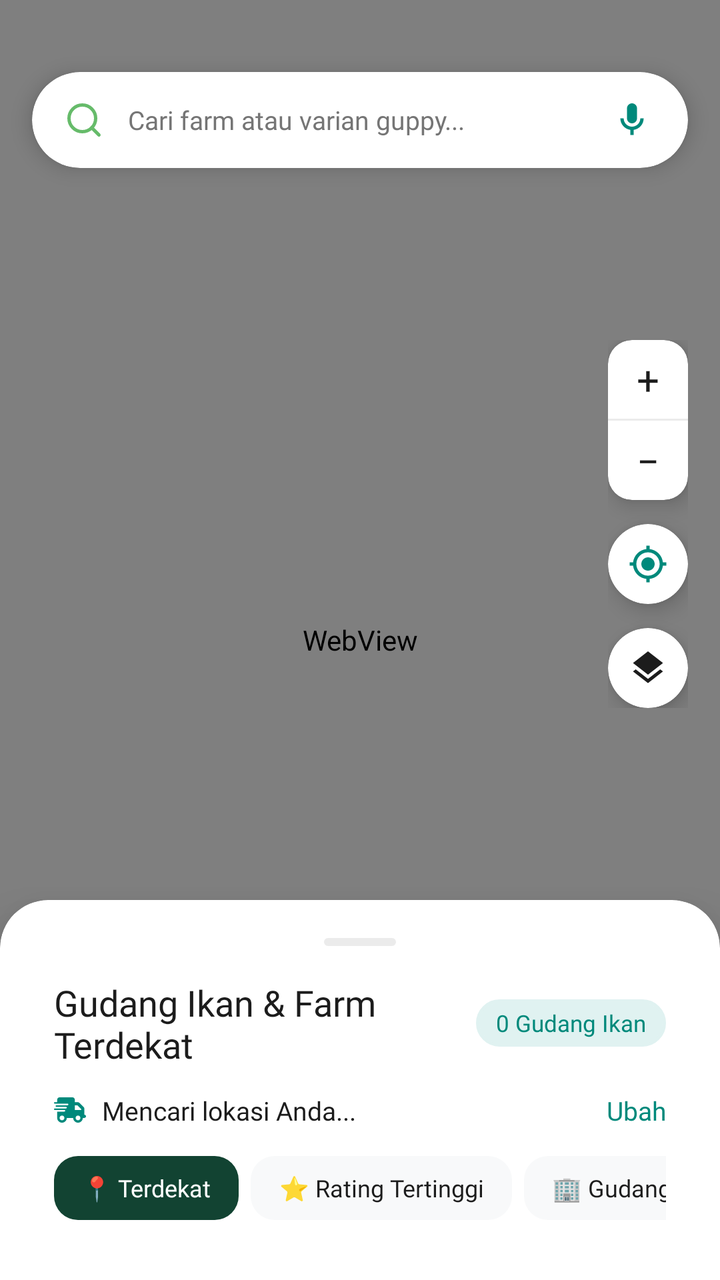
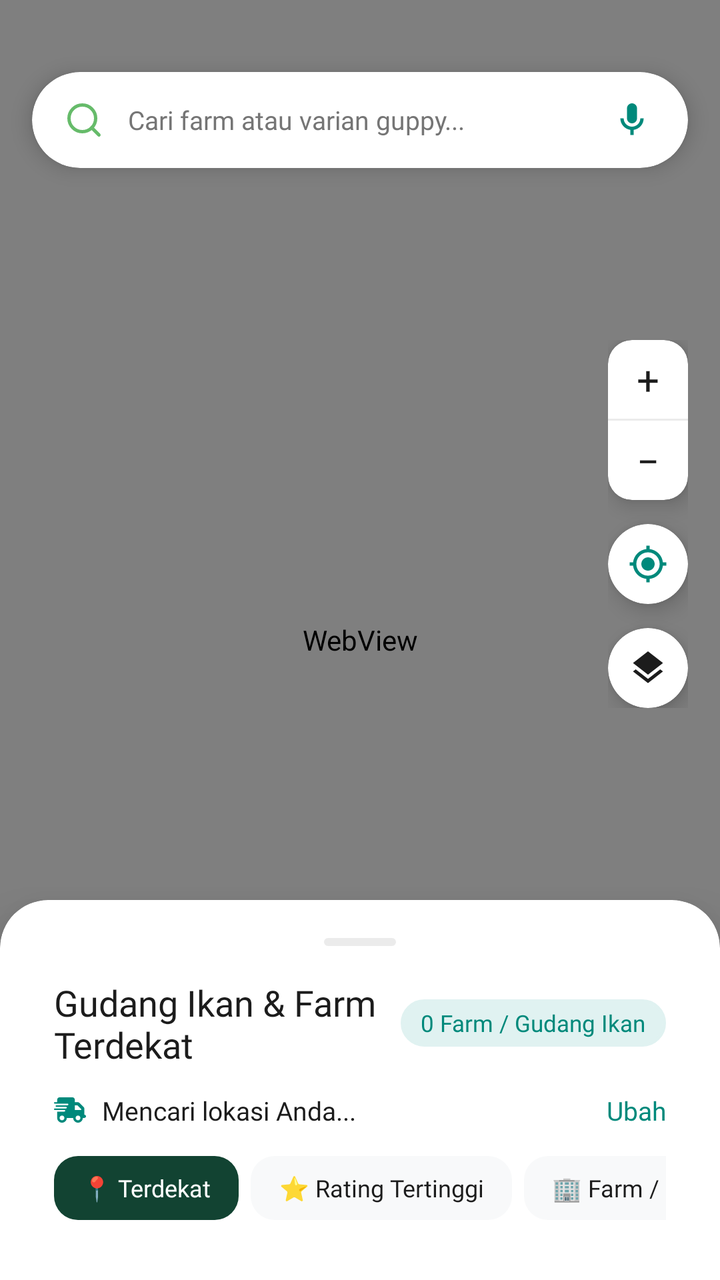

An Android layout rendered at two revisions. The XML below is the earlier revision; the diff shows what the commit changed to produce the second picture.
<!-- AndroidManifest.xml: application theme Theme.GuppyMarketIDN -->
<!-- res/layout/fragment_maps.xml -->
<?xml version="1.0" encoding="utf-8"?>
<androidx.coordinatorlayout.widget.CoordinatorLayout
    xmlns:android="http://schemas.android.com/apk/res/android"
    xmlns:app="http://schemas.android.com/apk/res-auto"
    xmlns:tools="http://schemas.android.com/tools"
    android:id="@+id/main"
    android:layout_width="match_parent"
    android:layout_height="match_parent"
    android:background="#F5F5F5"
    tools:context=".ui.Maps">

    
    <FrameLayout
        android:id="@+id/mapContainer"
        android:layout_width="match_parent"
        android:layout_height="match_parent">

        
        <WebView
            android:id="@+id/webViewMaps"
            android:layout_width="match_parent"
            android:layout_height="match_parent" />

        
        <FrameLayout
            android:layout_width="match_parent"
            android:layout_height="match_parent">

            
            <androidx.cardview.widget.CardView
                android:id="@+id/cardSearchContainer"
                android:layout_width="match_parent"
                android:layout_height="48dp"
                android:layout_marginHorizontal="16dp"
                android:layout_marginTop="36dp"
                app:cardCornerRadius="24dp"
                app:cardElevation="6dp"
                app:cardBackgroundColor="@color/white">

                <LinearLayout
                    android:layout_width="match_parent"
                    android:layout_height="match_parent"
                    android:gravity="center_vertical"
                    android:orientation="horizontal"
                    android:paddingHorizontal="16dp">

                    <ImageView
                        android:id="@+id/iconSearch"
                        android:layout_width="20dp"
                        android:layout_height="20dp"
                        android:src="@drawable/search"
                        app:tint="#66BB6A"/>

                    <EditText
                        android:id="@+id/etSearchHome"
                        android:layout_width="0dp"
                        android:layout_height="match_parent"
                        android:layout_weight="1"
                        android:background="@android:color/transparent"
                        android:fontFamily="@font/inter_regular"
                        android:hint="Cari farm atau varian guppy..."
                        android:textColor="@color/guppy_text_black"
                        android:textColorHint="@color/guppy_text_gray"
                        android:paddingStart="12dp"
                        android:singleLine="true"
                        android:textSize="13sp"/>

                    <ImageView
                        android:id="@+id/btnMicSearch"
                        android:layout_width="24dp"
                        android:layout_height="24dp"
                        android:src="@drawable/ic_mic"
                        app:tint="@color/guppy_primary"
                        android:padding="2dp"
                        android:clickable="true"
                        android:focusable="true"/>
                </LinearLayout>
            </androidx.cardview.widget.CardView>

            
            <androidx.cardview.widget.CardView
                android:id="@+id/cardNavBanner"
                android:layout_width="match_parent"
                android:layout_height="wrap_content"
                android:layout_marginHorizontal="16dp"
                android:layout_marginTop="36dp"
                app:cardCornerRadius="20dp"
                app:cardElevation="10dp"
                app:cardBackgroundColor="@color/guppy_primary"
                android:visibility="gone">

                <LinearLayout
                    android:layout_width="match_parent"
                    android:layout_height="wrap_content"
                    android:orientation="vertical"
                    android:padding="12dp">

                    <LinearLayout
                        android:layout_width="match_parent"
                        android:layout_height="wrap_content"
                        android:orientation="horizontal"
                        android:gravity="center_vertical">

                        
                        <ImageView
                            android:id="@+id/btnEndNav"
                            android:layout_width="36dp"
                            android:layout_height="36dp"
                            android:background="@drawable/bg_circle_icon_action"
                            android:src="@drawable/ic_chevron_left"
                            android:padding="8dp"
                            app:tint="@color/guppy_text_black"
                            android:clickable="true"
                            android:focusable="true"/>

                        <LinearLayout
                            android:layout_width="0dp"
                            android:layout_height="wrap_content"
                            android:layout_weight="1"
                            android:layout_marginStart="12dp"
                            android:orientation="vertical">

                            <TextView
                                android:id="@+id/tvNavInfoTitle"
                                android:layout_width="wrap_content"
                                android:layout_height="wrap_content"
                                android:text="Menuju Guppy King Farm"
                                android:textColor="@color/white"
                                android:fontFamily="@font/inter_bold"
                                android:textSize="14sp"/>

                            <TextView
                                android:id="@+id/tvNavInfoSubtitle"
                                android:layout_width="wrap_content"
                                android:layout_height="wrap_content"
                                android:layout_marginTop="2dp"
                                android:text="Mengkalkulasi rute..."
                                android:textColor="#E0F2F1"
                                android:fontFamily="@font/inter_medium"
                                android:textSize="11sp"/>
                        </LinearLayout>

                        <TextView
                            android:id="@+id/btnStopNavText"
                            android:layout_width="wrap_content"
                            android:layout_height="wrap_content"
                            android:background="@drawable/bg_tag_photo_count"
                            android:backgroundTint="@color/guppy_red"
                            android:text="Akhiri"
                            android:textColor="@color/white"
                            android:fontFamily="@font/inter_bold"
                            android:textSize="12sp"
                            android:paddingHorizontal="12dp"
                            android:paddingVertical="6dp"
                            android:clickable="true"
                            android:focusable="true"/>
                    </LinearLayout>

                    
                    <LinearLayout
                        android:layout_width="match_parent"
                        android:layout_height="36dp"
                        android:layout_marginTop="12dp"
                        android:background="@drawable/bg_vehicle_segment_container"
                        android:padding="3dp"
                        android:orientation="horizontal">

                        
                        <LinearLayout
                            android:id="@+id/chipModeCar"
                            android:layout_width="0dp"
                            android:layout_height="match_parent"
                            android:layout_weight="1"
                            android:background="@drawable/bg_vehicle_active_pill"
                            android:gravity="center"
                            android:orientation="horizontal"
                            android:clickable="true"
                            android:focusable="true">

                            <ImageView
                                android:id="@+id/icModeCar"
                                android:layout_width="16dp"
                                android:layout_height="16dp"
                                android:src="@drawable/ic_mode_car"
                                app:tint="@color/guppy_primary"/>

                            <TextView
                                android:id="@+id/tvModeCar"
                                android:layout_width="wrap_content"
                                android:layout_height="wrap_content"
                                android:layout_marginStart="6dp"
                                android:text="Mobil"
                                android:textColor="@color/guppy_primary"
                                android:fontFamily="@font/inter_bold"
                                android:textSize="12sp"/>
                        </LinearLayout>

                        
                        <LinearLayout
                            android:id="@+id/chipModeMotor"
                            android:layout_width="0dp"
                            android:layout_height="match_parent"
                            android:layout_weight="1"
                            android:background="@android:color/transparent"
                            android:gravity="center"
                            android:orientation="horizontal"
                            android:clickable="true"
                            android:focusable="true">

                            <ImageView
                                android:id="@+id/icModeMotor"
                                android:layout_width="16dp"
                                android:layout_height="16dp"
                                android:src="@drawable/ic_mode_motor"
                                app:tint="#D0E8DD"/>

                            <TextView
                                android:id="@+id/tvModeMotor"
                                android:layout_width="wrap_content"
                                android:layout_height="wrap_content"
                                android:layout_marginStart="6dp"
                                android:text="Motor"
                                android:textColor="#D0E8DD"
                                android:fontFamily="@font/inter_medium"
                                android:textSize="12sp"/>
                        </LinearLayout>

                        
                        <LinearLayout
                            android:id="@+id/chipModeWalk"
                            android:layout_width="0dp"
                            android:layout_height="match_parent"
                            android:layout_weight="1"
                            android:background="@android:color/transparent"
                            android:gravity="center"
                            android:orientation="horizontal"
                            android:clickable="true"
                            android:focusable="true">

                            <ImageView
                                android:id="@+id/icModeWalk"
                                android:layout_width="16dp"
                                android:layout_height="16dp"
                                android:src="@drawable/ic_mode_walk"
                                app:tint="#D0E8DD"/>

                            <TextView
                                android:id="@+id/tvModeWalk"
                                android:layout_width="wrap_content"
                                android:layout_height="wrap_content"
                                android:layout_marginStart="6dp"
                                android:text="Jalan Kaki"
                                android:textColor="#D0E8DD"
                                android:fontFamily="@font/inter_medium"
                                android:textSize="12sp"/>
                        </LinearLayout>

                    </LinearLayout>
                </LinearLayout>
            </androidx.cardview.widget.CardView>

            
            <LinearLayout
                android:layout_width="wrap_content"
                android:layout_height="wrap_content"
                android:layout_gravity="end|top"
                android:layout_marginTop="170dp"
                android:layout_marginEnd="16dp"
                android:orientation="vertical">

                
                <androidx.cardview.widget.CardView
                    android:layout_width="40dp"
                    android:layout_height="80dp"
                    app:cardCornerRadius="12dp"
                    app:cardElevation="6dp"
                    app:cardBackgroundColor="@color/white">

                    <LinearLayout
                        android:layout_width="match_parent"
                        android:layout_height="match_parent"
                        android:orientation="vertical"
                        android:gravity="center">

                        <TextView
                            android:id="@+id/btnZoomIn"
                            android:layout_width="match_parent"
                            android:layout_height="0dp"
                            android:layout_weight="1"
                            android:text="+"
                            android:textSize="20sp"
                            android:fontFamily="@font/inter_bold"
                            android:textColor="@color/guppy_text_black"
                            android:gravity="center"
                            android:clickable="true"
                            android:focusable="true"/>

                        <View
                            android:layout_width="match_parent"
                            android:layout_height="1dp"
                            android:background="@color/guppy_stroke"/>

                        <TextView
                            android:id="@+id/btnZoomOut"
                            android:layout_width="match_parent"
                            android:layout_height="0dp"
                            android:layout_weight="1"
                            android:text="−"
                            android:textSize="20sp"
                            android:fontFamily="@font/inter_bold"
                            android:textColor="@color/guppy_text_black"
                            android:gravity="center"
                            android:clickable="true"
                            android:focusable="true"/>
                    </LinearLayout>
                </androidx.cardview.widget.CardView>

                
                <androidx.cardview.widget.CardView
                    android:id="@+id/btnMyLocation"
                    android:layout_width="40dp"
                    android:layout_height="40dp"
                    android:layout_marginTop="12dp"
                    app:cardCornerRadius="20dp"
                    app:cardElevation="6dp"
                    app:cardBackgroundColor="@color/white"
                    android:clickable="true"
                    android:focusable="true">

                    <ImageView
                        android:layout_width="20dp"
                        android:layout_height="20dp"
                        android:layout_gravity="center"
                        android:src="@drawable/ic_my_location"
                        app:tint="@color/guppy_primary"/>
                </androidx.cardview.widget.CardView>

                
                <androidx.cardview.widget.CardView
                    android:layout_width="40dp"
                    android:layout_height="40dp"
                    android:layout_marginTop="12dp"
                    app:cardCornerRadius="20dp"
                    app:cardElevation="6dp"
                    app:cardBackgroundColor="@color/white">

                    <ImageView
                        android:layout_width="20dp"
                        android:layout_height="20dp"
                        android:layout_gravity="center"
                        android:src="@drawable/ic_map_layers"
                        app:tint="@color/guppy_text_black"/>
                </androidx.cardview.widget.CardView>
            </LinearLayout>

        </FrameLayout>
    </FrameLayout>

    
    <com.google.android.material.card.MaterialCardView
        android:id="@+id/bottomSheetFarm"
        android:layout_width="match_parent"
        android:layout_height="match_parent"
        app:shapeAppearanceOverlay="@style/TopRoundedCardStyle"
        app:cardElevation="16dp"
        app:cardBackgroundColor="@color/white"
        app:strokeWidth="0dp"
        app:behavior_peekHeight="190dp"
        app:behavior_hideable="false"
        app:behavior_fitToContents="false"
        app:behavior_expandedOffset="48dp"
        app:layout_behavior="com.google.android.material.bottomsheet.BottomSheetBehavior">

        <androidx.core.widget.NestedScrollView
            android:layout_width="match_parent"
            android:layout_height="match_parent"
            android:fillViewport="true">

            <LinearLayout
                android:layout_width="match_parent"
                android:layout_height="wrap_content"
                android:orientation="vertical"
                android:paddingHorizontal="20dp"
                android:paddingTop="12dp"
                android:paddingBottom="120dp"> 

            
            <View
                android:layout_width="36dp"
                android:layout_height="4dp"
                android:layout_gravity="center_horizontal"
                android:background="@drawable/bg_chip_outline"
                android:backgroundTint="@color/guppy_stroke"/>

            
            <LinearLayout
                android:layout_width="match_parent"
                android:layout_height="wrap_content"
                android:layout_marginTop="16dp"
                android:gravity="center_vertical"
                android:orientation="horizontal">

                <TextView
                    android:layout_width="0dp"
                    android:layout_height="wrap_content"
                    android:layout_weight="1"
                    android:fontFamily="@font/inter_bold"
                    android:text="Gudang Ikan &amp; Farm Terdekat"
                    android:textColor="@color/guppy_text_black"
                    android:textSize="18sp" />

                <TextView
                    android:id="@+id/tvFarmCountBadge"
                    android:layout_width="wrap_content"
                    android:layout_height="wrap_content"
                    android:background="@drawable/bg_chip_selected"
                    android:backgroundTint="#E0F2F1"
                    android:text="0 Gudang Ikan"
                    android:textColor="@color/guppy_primary"
                    android:fontFamily="@font/inter_bold"
                    android:textSize="11.5sp"
                    android:paddingHorizontal="10dp"
                    android:paddingVertical="4dp"/>
            </LinearLayout>

            
            <LinearLayout
                android:layout_width="match_parent"
                android:layout_height="wrap_content"
                android:layout_marginTop="12dp"
                android:gravity="center_vertical"
                android:orientation="horizontal">

                <ImageView
                    android:layout_width="16dp"
                    android:layout_height="16dp"
                    android:src="@drawable/ic_location_pin"
                    app:tint="@color/guppy_primary"/>

                <TextView
                    android:id="@+id/tvUserLocationAddress"
                    android:layout_width="0dp"
                    android:layout_height="wrap_content"
                    android:layout_weight="1"
                    android:layout_marginStart="8dp"
                    android:fontFamily="@font/inter_medium"
                    android:text="Mencari lokasi Anda..."
                    android:textColor="@color/guppy_text_black"
                    android:textSize="13sp" />

                <TextView
                    android:id="@+id/btnChangeMapAddress"
                    android:layout_width="wrap_content"
                    android:layout_height="wrap_content"
                    android:fontFamily="@font/inter_bold"
                    android:text="Ubah"
                    android:textColor="@color/guppy_primary"
                    android:textSize="13sp"
                    android:clickable="true"
                    android:focusable="true"/>
            </LinearLayout>

            
            <HorizontalScrollView
                android:layout_width="match_parent"
                android:layout_height="wrap_content"
                android:layout_marginTop="14dp"
                android:scrollbars="none">

                <LinearLayout
                    android:layout_width="wrap_content"
                    android:layout_height="wrap_content"
                    android:orientation="horizontal">

                    
                    <TextView
                        android:layout_width="wrap_content"
                        android:layout_height="32dp"
                        android:background="@drawable/bg_btn_primary"
                        android:backgroundTint="#124332"
                        android:text="📍 Terdekat"
                        android:textColor="@color/white"
                        android:fontFamily="@font/inter_bold"
                        android:textSize="12sp"
                        android:gravity="center"
                        android:paddingHorizontal="14dp"
                        android:layout_marginEnd="6dp"/>

                    
                    <TextView
                        android:layout_width="wrap_content"
                        android:layout_height="32dp"
                        android:background="@drawable/bg_btn_solid_gray"
                        android:text="⭐ Rating Tertinggi"
                        android:textColor="@color/guppy_text_black"
                        android:fontFamily="@font/inter_bold"
                        android:textSize="12sp"
                        android:gravity="center"
                        android:paddingHorizontal="14dp"
                        android:layout_marginEnd="6dp"/>

                    
                    <TextView
                        android:layout_width="wrap_content"
                        android:layout_height="32dp"
                        android:background="@drawable/bg_btn_solid_gray"
                        android:text="🏢 Gudang Ikan"
                        android:textColor="@color/guppy_text_black"
                        android:fontFamily="@font/inter_bold"
                        android:textSize="12sp"
                        android:gravity="center"
                        android:paddingHorizontal="14dp"/>
                </LinearLayout>
            </HorizontalScrollView>

            
            <androidx.recyclerview.widget.RecyclerView
                android:id="@+id/recyclerMapsFarms"
                android:layout_width="match_parent"
                android:layout_height="wrap_content"
                android:layout_marginTop="16dp"
                android:clipToPadding="false"/>

            
            <TextView
                android:id="@+id/tvNoFarmFound"
                android:layout_width="match_parent"
                android:layout_height="wrap_content"
                android:layout_marginTop="24dp"
                android:gravity="center"
                android:text="Farm tidak ditemukan.\nCoba cari kata kunci lain seperti 'Guppy King' atau 'Aquatic'."
                android:textColor="@color/guppy_text_gray"
                android:fontFamily="@font/inter_medium"
                android:textSize="13sp"
                android:lineSpacingExtra="4dp"
                android:visibility="gone"/>

        </LinearLayout>
        </androidx.core.widget.NestedScrollView>
    </com.google.android.material.card.MaterialCardView>

</androidx.coordinatorlayout.widget.CoordinatorLayout>
<!-- resources referenced by this layout -->
<resources>
  <color name="guppy_primary">#00897B</color>
  <color name="guppy_red">#E53935</color>
  <color name="guppy_stroke">#EBEBEB</color>
  <color name="guppy_text_black">#1C1C1C</color>
  <color name="guppy_text_gray">#757575</color>
  <color name="white">#FFFFFFFF</color>
  <!-- drawable bg_btn_primary (drawable) -->
  <?xml version="1.0" encoding="utf-8"?>
  <shape xmlns:android="http://schemas.android.com/apk/res/android">
      <solid android:color="@color/guppy_primary" />
      <corners android:radius="12dp" />
  </shape>
  <!-- drawable bg_btn_solid_gray (drawable) -->
  <?xml version="1.0" encoding="utf-8"?>
  <shape xmlns:android="http://schemas.android.com/apk/res/android">
      <solid android:color="#F8F9FA" />
      <corners android:radius="12dp" />
  </shape>
  <!-- drawable bg_chip_outline (drawable) -->
  <?xml version="1.0" encoding="utf-8"?>
  <shape xmlns:android="http://schemas.android.com/apk/res/android">
      <solid android:color="@color/white" />
      <stroke android:width="1dp" android:color="@color/guppy_stroke" />
      <corners android:radius="20dp" />
  </shape>
  <!-- drawable bg_chip_selected (drawable) -->
  <?xml version="1.0" encoding="utf-8"?>
  <shape xmlns:android="http://schemas.android.com/apk/res/android">
      <solid android:color="#E0F2F1" />
      <stroke
          android:width="1.5dp"
          android:color="@color/guppy_primary" />
      <corners android:radius="20dp" />
  </shape>
  <!-- drawable bg_circle_icon_action (drawable) -->
  <?xml version="1.0" encoding="utf-8"?>
  <shape xmlns:android="http://schemas.android.com/apk/res/android" android:shape="oval">
      <solid android:color="#E6FFFFFF" />
  </shape>
  <!-- drawable bg_tag_photo_count (drawable) -->
  <?xml version="1.0" encoding="utf-8"?>
  <shape xmlns:android="http://schemas.android.com/apk/res/android">
      <solid android:color="#99000000" />
      <corners android:radius="12dp" />
  </shape>
  <!-- drawable bg_vehicle_active_pill (drawable) -->
  <?xml version="1.0" encoding="utf-8"?>
  <shape xmlns:android="http://schemas.android.com/apk/res/android">
      <solid android:color="@color/white" />
      <corners android:radius="11dp" />
  </shape>
  <!-- drawable bg_vehicle_segment_container (drawable) -->
  <?xml version="1.0" encoding="utf-8"?>
  <shape xmlns:android="http://schemas.android.com/apk/res/android">
      <solid android:color="#25000000" />
      <corners android:radius="14dp" />
  </shape>
  <!-- drawable ic_chevron_left (drawable) -->
  <vector xmlns:android="http://schemas.android.com/apk/res/android"
      android:width="24dp"
      android:height="24dp"
      android:viewportWidth="24"
      android:viewportHeight="24">
    <path
        android:fillColor="#1E1E1E"
        android:pathData="M15.41,16.59L10.83,12l4.58,-4.59L14,6l-6,6 6,6 1.41,-1.41z"/>
  </vector>
  <!-- drawable ic_map_layers (drawable) -->
  <vector xmlns:android="http://schemas.android.com/apk/res/android"
      android:width="24dp"
      android:height="24dp"
      android:viewportWidth="24"
      android:viewportHeight="24">
    <path
        android:fillColor="#374957"
        android:pathData="M11.99,18.54l-7.37,-5.73L3,14.07l8.99,7 8.99,-7 -1.63,-1.27 -7.36,5.74zM12,16l7.36,-5.73L21,9l-9,-7 -9,7 1.63,1.27L12,16z"/>
  </vector>
  <style name="TopRoundedCardStyle">
          <item name="cornerSizeTopLeft">24dp</item>
          <item name="cornerSizeTopRight">24dp</item>
          <item name="cornerSizeBottomLeft">0dp</item>
          <item name="cornerSizeBottomRight">0dp</item>
      </style>
  <style name="Theme.GuppyMarketIDN" parent="Base.Theme.GuppyMarketIDN" />
  <color name="guppy_background">#F8F9FA</color>
  <!-- unchanged entries left out for length: 8 -->
</resources>

<!-- the commit's change to res/layout/fragment_maps.xml (unified diff, before → after) -->
@@ -415,7 +415,7 @@
                     android:layout_height="wrap_content"
                     android:background="@drawable/bg_chip_selected"
                     android:backgroundTint="#E0F2F1"
-                    android:text="0 Gudang Ikan"
+                    android:text="0 Farm / Gudang Ikan"
                     android:textColor="@color/guppy_primary"
                     android:fontFamily="@font/inter_bold"
                     android:textSize="11.5sp"
@@ -504,7 +504,7 @@
                         android:layout_width="wrap_content"
                         android:layout_height="32dp"
                         android:background="@drawable/bg_btn_solid_gray"
-                        android:text="🏢 Gudang Ikan"
+                        android:text="🏢 Farm / Gudang Ikan"
                         android:textColor="@color/guppy_text_black"
                         android:fontFamily="@font/inter_bold"
                         android:textSize="12sp"
